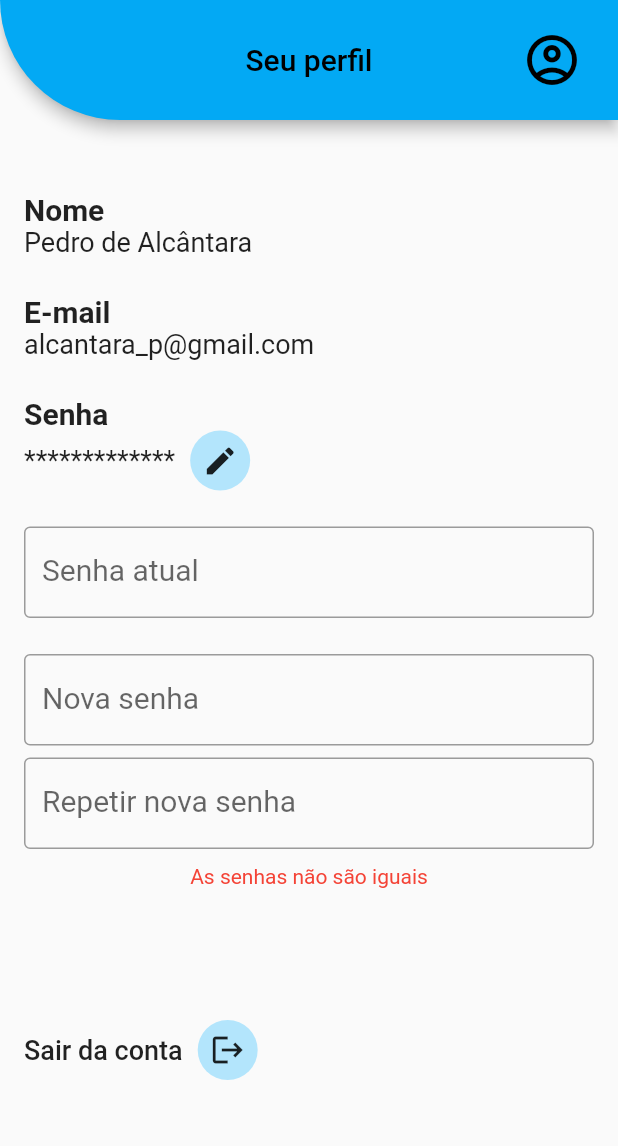
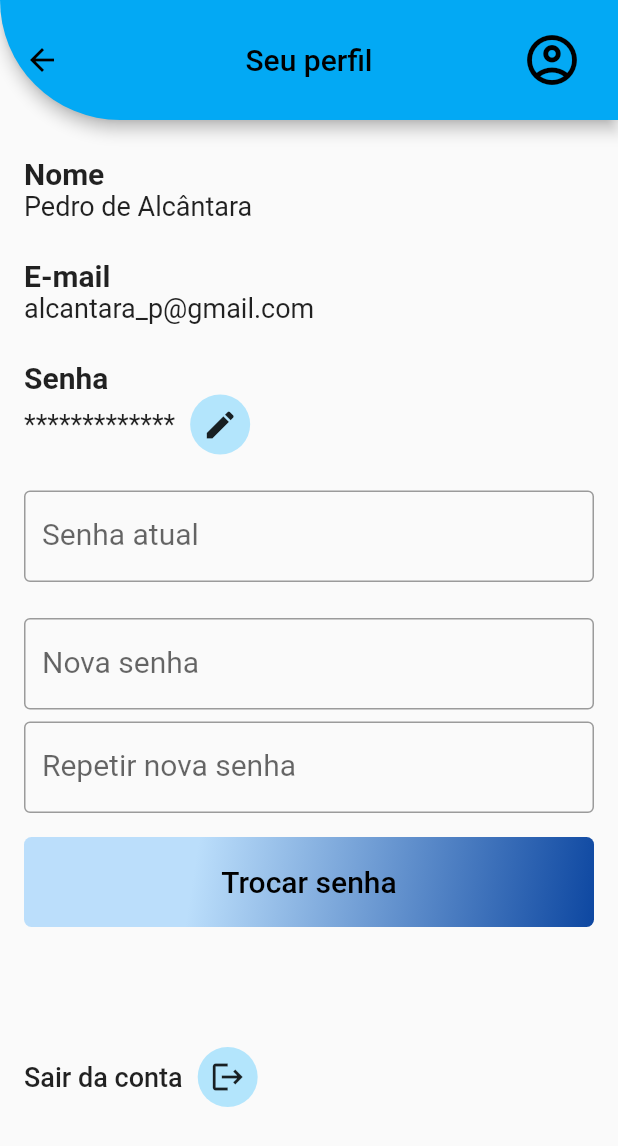
Before and after one commit to Gludke/models-screens-flutter, a Flutter app: the UserProfile screen opened directly, after a tap on the "mode edit" icon, on a phone screen of 412 x 824 dp. Shown: the top 1146 px of the screen. Run offline on Flutter 3.47's test engine with Material 2 defaults, Android fonts, the phone set to English and light mode, and no system bars; missing offline and left inert: dart:html.

Commit message:
screen User Profile finalizada

```diff
--- a/lib/components/button_blue_gradient.dart
+++ b/lib/components/button_blue_gradient.dart
@@ -5,11 +5,13 @@ class ButtonBlueGradient extends StatefulWidget {
   final String textButton;
   final double? paddingLeft;
   final double? paddingRight;
+  final double? paddingTop;
   const ButtonBlueGradient(
       {Key? key,
       required this.click,
       required this.textButton,
       this.paddingLeft,
+      this.paddingTop,
       this.paddingRight})
       : super(key: key);
 
@@ -21,8 +23,8 @@ class _ButtonBlueGradientState extends State<ButtonBlueGradient> {
   @override
   Widget build(BuildContext context) {
     return Padding(
-      padding: EdgeInsets.fromLTRB(
-          (widget.paddingLeft ?? 80), 40, (widget.paddingRight ?? 80), 0),
+      padding: EdgeInsets.fromLTRB((widget.paddingLeft ?? 80),
+          (widget.paddingTop ?? 40), (widget.paddingRight ?? 80), 0),
       child: Container(
         height: 60,
         alignment: Alignment.center,
--- /dev/null
+++ b/lib/components/msg_error.dart
@@ -0,0 +1,28 @@
+import 'package:flutter/material.dart';
+
+class MsgError extends StatelessWidget {
+  final bool visible;
+  final String msgError;
+  final double? fontSize;
+
+  const MsgError({
+    Key? key,
+    required this.visible,
+    required this.msgError,
+    this.fontSize,
+  }) : super(key: key);
+
+  @override
+  Widget build(BuildContext context) {
+    return Visibility(
+      visible: visible,
+      child: Column(
+        children: [
+          Container(height: 10),
+          Text(msgError,
+              style: TextStyle(fontSize: fontSize ?? 14, color: Colors.red)),
+        ],
+      ),
+    );
+  }
+}
--- a/lib/main.dart
+++ b/lib/main.dart
@@ -22,9 +22,9 @@ class MyApp extends StatelessWidget {
       theme: ThemeData(
         primarySwatch: Colors.lightBlue,
       ),
-      home: UserProfile(),
-
-      //UserReservationDashboard(nameUser: 'Nome usuário'),
+      home: NewReservation(
+        nameReservation: 'Transporte Terrestre',
+      ),
     );
   }
 }
--- a/lib/screens/user_profile.dart
+++ b/lib/screens/user_profile.dart
@@ -1,6 +1,7 @@
 import 'package:flutter/material.dart';
 import 'package:loginscreen/components/button_blue_gradient.dart';
 import 'package:loginscreen/components/form_new_reservation/inputs_fields_model_new_reserve.dart';
+import 'package:loginscreen/components/msg_error.dart';
 
 class UserProfile extends StatefulWidget {
   const UserProfile({Key? key}) : super(key: key);
@@ -10,14 +11,20 @@ class UserProfile extends StatefulWidget {
 }
 
 class _UserProfileState extends State<UserProfile> {
-  final TextEditingController _controllerFieldOldPass = TextEditingController();
+  TextEditingController _controllerFieldCurrentPass = TextEditingController();
+  var _controllerFieldNewPass = TextEditingController();
+  var _controllerFieldTestNewPass = TextEditingController();
+
+  bool errorPassNotEqualsVisibility = false;
+  bool replacePassVisibility = false;
+  bool errorSizePassVisibility = false;
 
   @override
   Widget build(BuildContext context) {
     return Scaffold(
       appBar: AppBar(
         toolbarHeight: 80,
-        title: Text('Seu perfil'),
+        title: const Text('Seu perfil'),
         centerTitle: true,
         shape: const RoundedRectangleBorder(
             borderRadius: BorderRadius.only(bottomLeft: Radius.circular(200))),
@@ -36,7 +43,7 @@ class _UserProfileState extends State<UserProfile> {
         ],
       ),
       body: Padding(
-        padding: const EdgeInsets.only(top: 48.0, left: 16.0, right: 16.0),
+        padding: const EdgeInsets.only(top: 24.0, left: 16.0, right: 16.0),
         child: ListView(
           children: [
             Column(
@@ -67,19 +74,19 @@ class _UserProfileState extends State<UserProfile> {
                         child: const CircleAvatar(
                           child: Icon(Icons.mode_edit),
                         ),
-                        onTap: () => _testTap(),
+                        onTap: () => _formToReplacePass(),
                       ),
                     )
                   ],
                 ),
                 //CAMPOS PARA TROCA DA SENHA
                 Visibility(
-                  visible: true,
+                  visible: replacePassVisibility,
                   child: Column(
                     children: [
                       FieldInputNewReserve(
                         maxLines: 1,
-                        controller: _controllerFieldOldPass,
+                        controller: _controllerFieldCurrentPass,
                         fontSize: 18.0,
                         minCharacters: 4,
                         labelTextOfInput: 'Senha atual',
@@ -92,7 +99,7 @@ class _UserProfileState extends State<UserProfile> {
                       ),
                       FieldInputNewReserve(
                         maxLines: 1,
-                        controller: _controllerFieldOldPass,
+                        controller: _controllerFieldNewPass,
                         fontSize: 18.0,
                         minCharacters: 4,
                         labelTextOfInput: 'Nova senha',
@@ -105,7 +112,7 @@ class _UserProfileState extends State<UserProfile> {
                       ),
                       FieldInputNewReserve(
                         maxLines: 1,
-                        controller: _controllerFieldOldPass,
+                        controller: _controllerFieldTestNewPass,
                         fontSize: 18.0,
                         minCharacters: 4,
                         labelTextOfInput: 'Repetir nova senha',
@@ -116,29 +123,28 @@ class _UserProfileState extends State<UserProfile> {
                         paddingTop: 8.0,
                         border: const OutlineInputBorder(),
                       ),
-                      //MSG DE ERRO SENHAS DIFERENTES
-                      Visibility(
-                        visible: true,
-                        child: Column(
-                          children: [
-                            Container(height: 10),
-                            const Text('As senhas não são iguais',
-                                style:
-                                    TextStyle(fontSize: 14, color: Colors.red)),
-                          ],
+                      //MSGS DE ERRO: SENHAS DIFERENTES E PEQUENAS
+                      MsgError(
+                          visible: errorPassNotEqualsVisibility,
+                          msgError: 'As senhas não são iguais'),
+                      MsgError(
+                          visible: errorSizePassVisibility,
+                          msgError: 'A senha precisa ter mais de 6 caracteres'),
+                      //BOTÃO TROCAR SENHA
+                      ButtonBlueGradient(
+                        paddingLeft: 0,
+                        paddingRight: 0,
+                        paddingTop: 16.0,
+                        textButton: 'Trocar senha',
+                        click: () => _replaceUserPass(),
                       ),
-                      ),
-                      //BOTÃO TROCAR SENHA
-                      // ButtonBlueGradient(
-                      //   textButton: 'Trocar senha',
-                      //   click: _testTap(),
-                      // ),
                     ],
                   ),
                 ),
                 //SAIR DA CONTA
-                Container(height: 88.0),
-                Row(
+                Padding(
+                  padding: const EdgeInsets.only(top: 80.0, bottom: 24.0),
+                  child: Row(
                     children: [
                       const Text('Sair da conta',
                           style: TextStyle(
@@ -154,6 +160,7 @@ class _UserProfileState extends State<UserProfile> {
                       )
                     ],
                   ),
+                ),
               ],
             ),
           ],
@@ -162,7 +169,7 @@ class _UserProfileState extends State<UserProfile> {
     );
   }
 
-  _testTap() {
+  void _testTap() async {
     ScaffoldMessenger.of(context).showSnackBar(
       //Barra inferior de msg
       const SnackBar(
@@ -171,4 +178,46 @@ class _UserProfileState extends State<UserProfile> {
       ),
     );
   }
+
+  void _formToReplacePass() async {
+    setState(() {
+      replacePassVisibility = !replacePassVisibility;
+    });
   }
+
+  void _replaceUserPass() async {
+    if (_controllerFieldNewPass.text.length < 6) {
+      setState(() {
+        errorSizePassVisibility = true;
+        errorPassNotEqualsVisibility = false;
+        _clearFields();
+      });
+    } else if (_controllerFieldNewPass.text !=
+        _controllerFieldTestNewPass.text) {
+      setState(() {
+        errorPassNotEqualsVisibility = true;
+        errorSizePassVisibility = false;
+        _clearFields();
+      });
+    } else {
+      setState(() {
+        errorSizePassVisibility = false;
+        errorPassNotEqualsVisibility = false;
+        _clearFields();
+        _formToReplacePass();
+        ScaffoldMessenger.of(context).showSnackBar(
+            //Barra de msg
+            const SnackBar(
+                duration: Duration(milliseconds: 2000),
+                content: Text('Senha atualizada com sucesso.',
+                    style: TextStyle(fontSize: 20.0))));
+      });
+    }
+  }
+
+  void _clearFields() async {
+    _controllerFieldCurrentPass.text = "";
+    _controllerFieldNewPass.text = "";
+    _controllerFieldTestNewPass.text = "";
+  }
+}
```
Also changed, not shown: lib/screens/new_reservation.dart (+15 -24 lines). Lines whose indentation alone changed are shown as unchanged.
